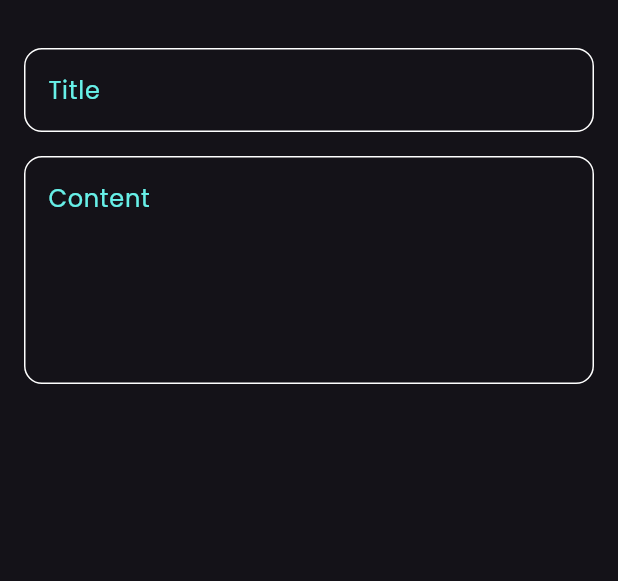
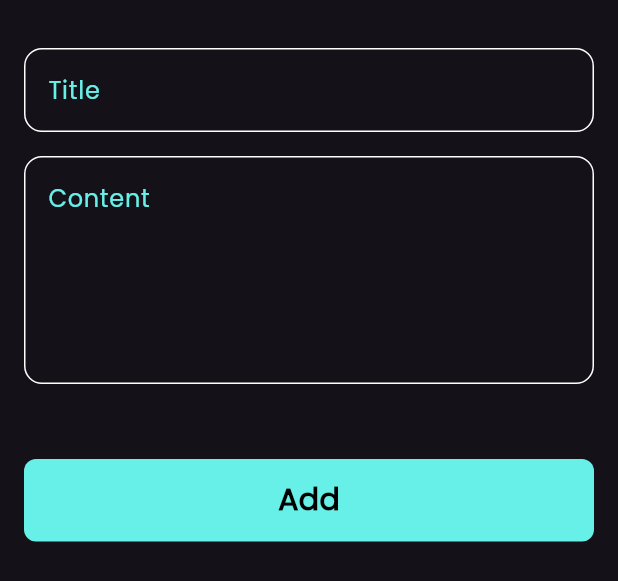
Before and after one commit to YakeenSap9h/new_notes_app, a Flutter app: the AddBottomSheetBody widget shown alone on an empty page, opened directly, on a phone screen of 412 x 824 dp. Shown: the top 581 px of the screen. Run offline on Flutter 3.47's test engine with Material 3 defaults, Android fonts, the phone set to English and light mode, and no system bars; our stand-ins replace font_awesome_flutter.

Commit message:
finish notes bottom sheet

```diff
--- a/lib/views/widgets/add_bottom_sheet_body.dart
+++ b/lib/views/widgets/add_bottom_sheet_body.dart
@@ -1,4 +1,6 @@
+
 import 'package:flutter/material.dart';
+import 'package:new_notes_app/views/widgets/custom_button.dart';
 import 'package:new_notes_app/views/widgets/custom_text_field.dart';
 
 class AddBottomSheetBody extends StatelessWidget {
@@ -11,13 +13,18 @@
 
       child: Padding(
         padding: const EdgeInsets.symmetric(horizontal: 16),
+        child: SingleChildScrollView(
           child: Column(
-          children:const  [
+            children: const [
               SizedBox(height: 32),
               CustomTextField(hintText: "Title"),
               SizedBox(height: 16),
               CustomTextField(hintText: "Content", maxLines: 5),
+              SizedBox(height: 50),
+              CustomButton(),
+              SizedBox(height: 18),
             ],
+          ),
         ),
       ),
     );
--- /dev/null
+++ b/lib/views/widgets/custom_button.dart
@@ -0,0 +1,29 @@
+
+import 'package:flutter/material.dart';
+import 'package:new_notes_app/consts.dart';
+
+class CustomButton extends StatelessWidget {
+  const CustomButton({super.key});
+
+  @override
+  Widget build(BuildContext context) {
+    return Container(
+      height: 55,
+      width: MediaQuery.of(context).size.width,
+      decoration: BoxDecoration(
+        color: kPrimaryColor,
+        borderRadius: BorderRadius.circular(8),
+      ),
+      child:const  Center(
+        child: Text(
+          "Add",
+          style: TextStyle(
+            fontSize: 20,
+            color: Colors.black,
+            fontWeight: FontWeight.bold,
+          ),
+        ),
+      ),
+    );
+  }
+}
```
Lines whose indentation alone changed are shown as unchanged.
